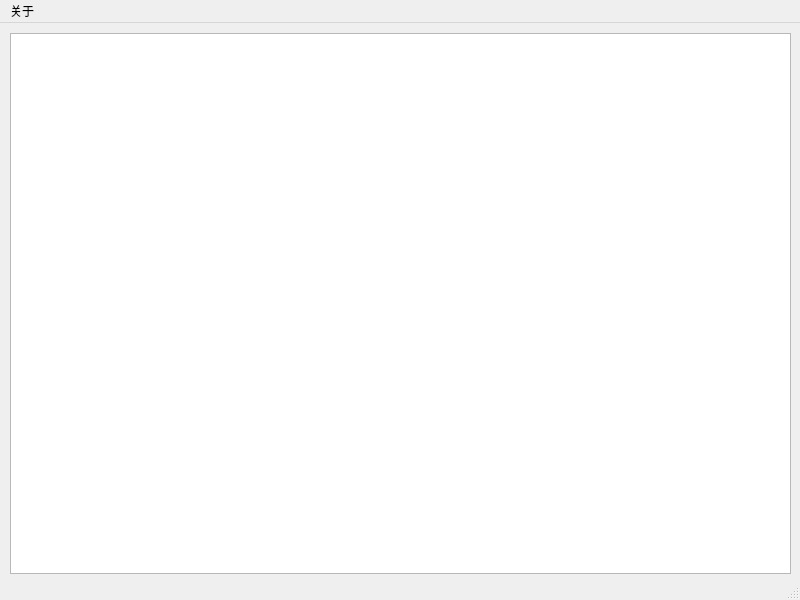
Above: mainwindow.ui from Mythologyli/Rusty before the change. Below: the same form after it.
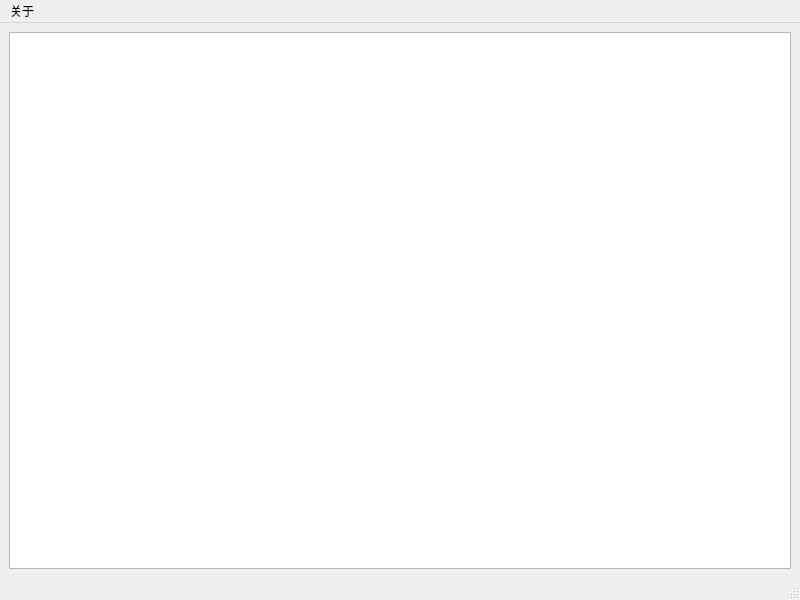
That is the form after the change.

Commit message: feat: network error message

```diff
--- a/mainwindow.ui
+++ b/mainwindow.ui
@@ -14,19 +14,15 @@
    <string>Rusty</string>
   </property>
   <widget class="QWidget" name="centralwidget">
+   <layout class="QGridLayout" name="gridLayout">
+    <item row="0" column="0">
    <widget class="QTextBrowser" name="textBrowser">
-    <property name="geometry">
-     <rect>
-      <x>10</x>
-      <y>10</y>
-      <width>781</width>
-      <height>541</height>
-     </rect>
-    </property>
     <property name="openExternalLinks">
      <bool>true</bool>
     </property>
    </widget>
+    </item>
+   </layout>
   </widget>
   <widget class="QMenuBar" name="menubar">
    <property name="geometry">
```
Lines whose indentation alone changed are shown as unchanged. The commit also changes 1 other file.
